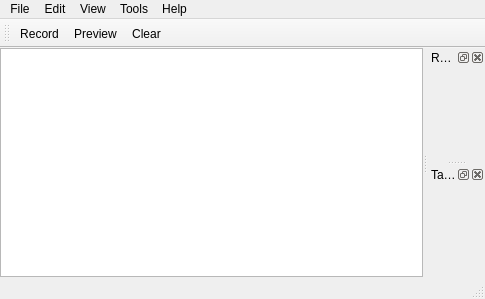
Above: mainwindow.ui from domoritz/drummy before the change. Below: the same form after it.
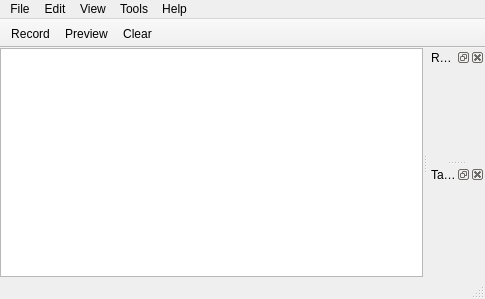
That is the form after the change. Icons and pictures are not drawn. Custom widgets are drawn as their Qt base class.

```diff
--- a/mainwindow.ui
+++ b/mainwindow.ui
@@ -166,6 +166,9 @@
    <property name="windowTitle">
     <string>toolBar</string>
    </property>
+   <property name="movable">
+    <bool>false</bool>
+   </property>
    <attribute name="toolBarArea">
     <enum>TopToolBarArea</enum>
    </attribute>
```
